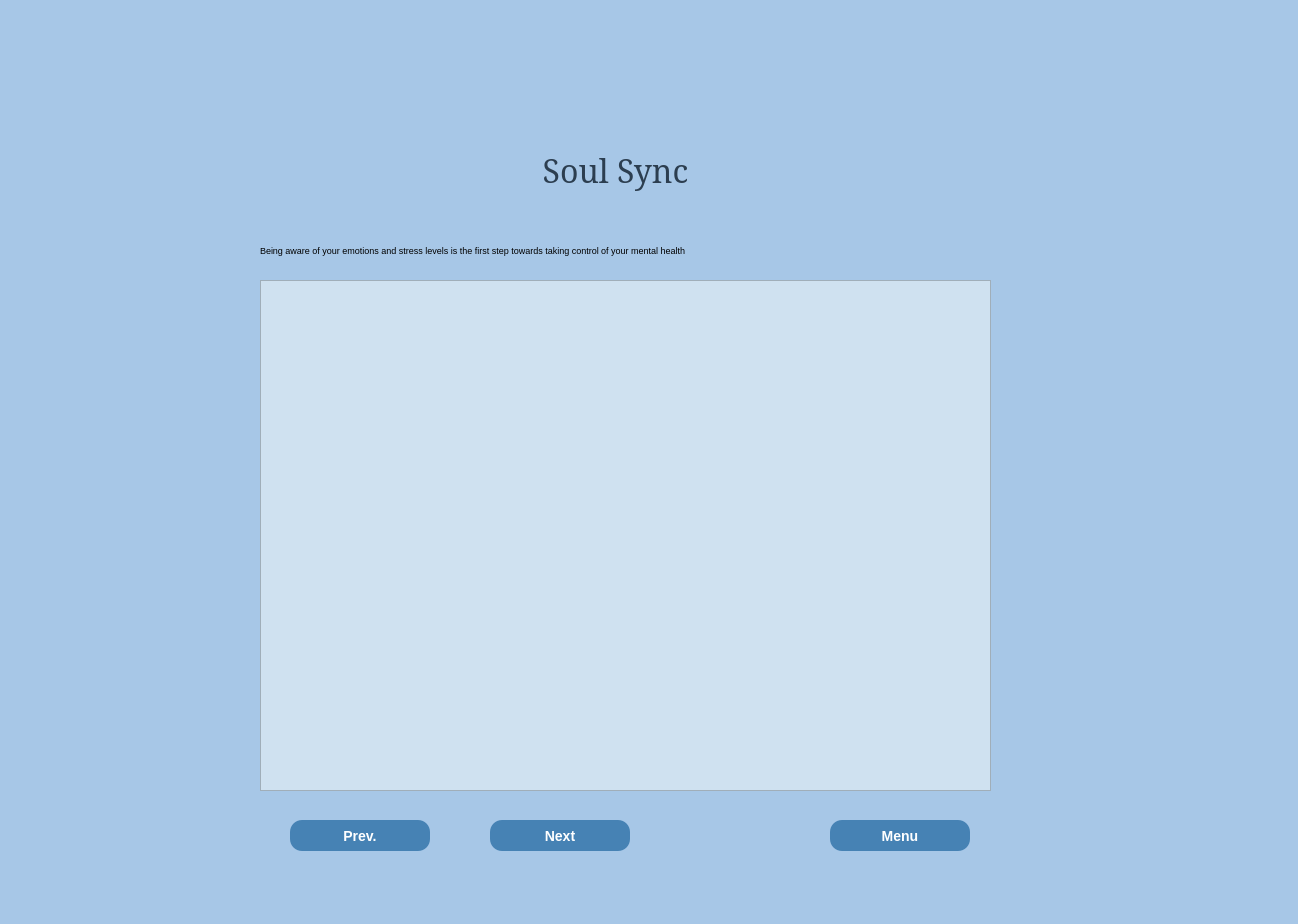
The window that All_Files/view/UI files/mood_stress_history.ui (LungoweA/SoulSync) describes before a commit, drawn with Qt 5.
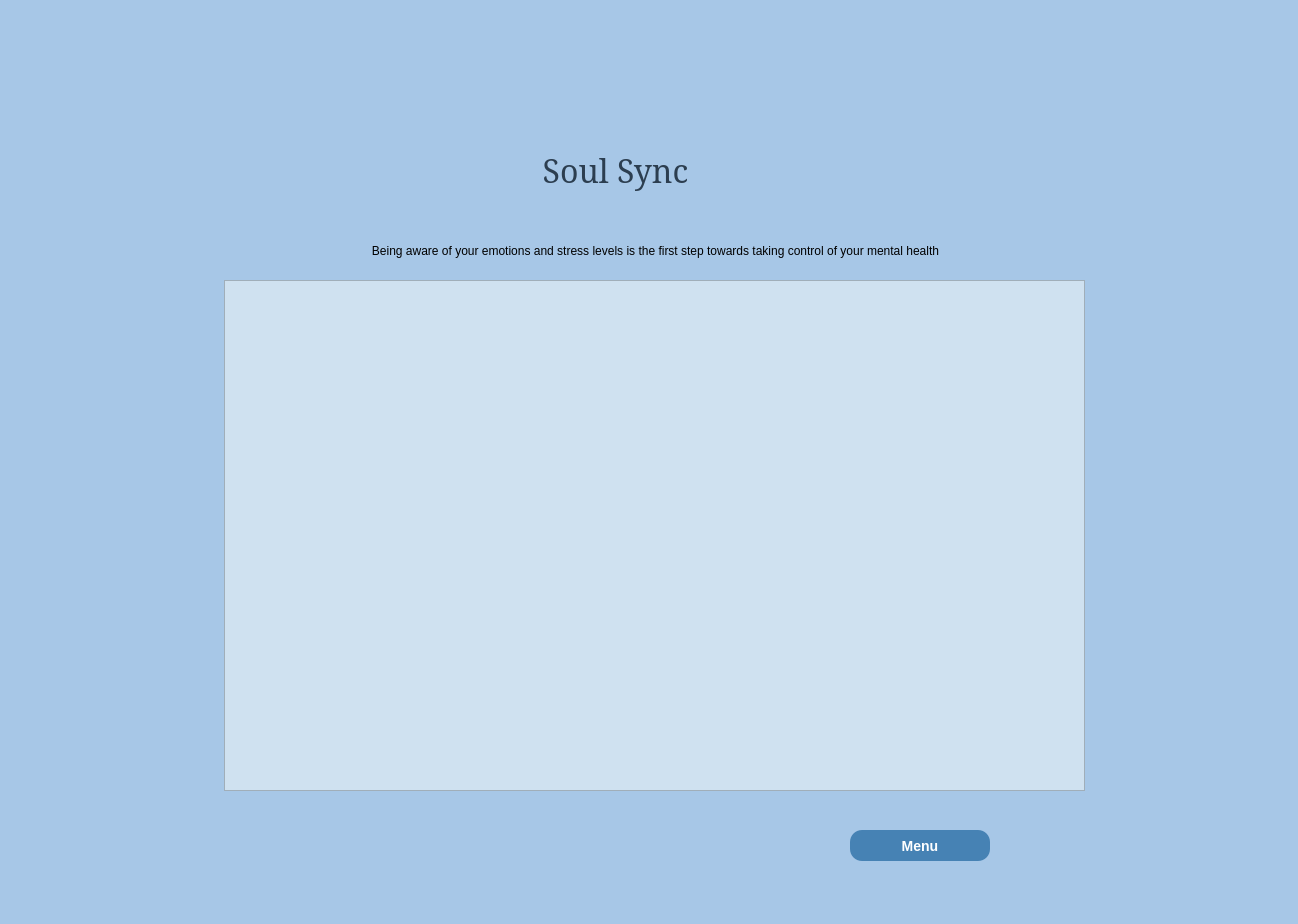
The same window after the commit. Icons and pictures are not drawn.

Patch:
```diff
--- a/All_Files/view/UI files/mood_stress_history.ui
+++ b/All_Files/view/UI files/mood_stress_history.ui
@@ -39,87 +39,11 @@
      <bool>true</bool>
     </property>
    </widget>
-   <widget class="QPushButton" name="btn_prev">
-    <property name="geometry">
-     <rect>
-      <x>290</x>
-      <y>820</y>
-      <width>140</width>
-      <height>31</height>
-     </rect>
-    </property>
-    <property name="styleSheet">
-     <string notr="true">QPushButton {
-    background-color: #4682B4;
-    color: white;
-    font-size: 14px;
-    font-weight: bold;
-    border: none;
-    border-radius: 12px; 
-    padding: 10px 20px;
-    min-width: 100px;
-    transition: background-color 0.3s ease-in-out, transform 0.1s;
-}
-
-
-QPushButton:hover {
-    background-color: #5A9BD6;
-}
-
-
-QPushButton:pressed {
-    background-color: #36648B;
-    transform: scale(0.98); 
-}
-</string>
-    </property>
-    <property name="text">
-     <string>Prev.</string>
-    </property>
-   </widget>
-   <widget class="QPushButton" name="btn_next">
-    <property name="geometry">
-     <rect>
-      <x>490</x>
-      <y>820</y>
-      <width>140</width>
-      <height>31</height>
-     </rect>
-    </property>
-    <property name="styleSheet">
-     <string notr="true">QPushButton {
-    background-color: #4682B4;
-    color: white;
-    font-size: 14px;
-    font-weight: bold;
-    border: none;
-    border-radius: 12px; 
-    padding: 10px 20px;
-    min-width: 100px;
-    transition: background-color 0.3s ease-in-out, transform 0.1s;
-}
-
-
-QPushButton:hover {
-    background-color: #5A9BD6;
-}
-
-
-QPushButton:pressed {
-    background-color: #36648B;
-    transform: scale(0.98); 
-}
-</string>
-    </property>
-    <property name="text">
-     <string>Next</string>
-    </property>
-   </widget>
    <widget class="QPushButton" name="btn_menu">
     <property name="geometry">
      <rect>
-      <x>830</x>
-      <y>820</y>
+      <x>850</x>
+      <y>830</y>
       <width>140</width>
       <height>31</height>
      </rect>
@@ -156,9 +80,9 @@
    <widget class="QTableWidget" name="history_tableWidget">
     <property name="geometry">
      <rect>
-      <x>260</x>
+      <x>224</x>
       <y>280</y>
-      <width>731</width>
+      <width>861</width>
       <height>511</height>
      </rect>
     </property>
@@ -168,24 +92,36 @@
     <property name="styleSheet">
      <string notr="true">background-color: rgb(207, 225, 240);</string>
     </property>
+    <attribute name="horizontalHeaderVisible">
+     <bool>true</bool>
+    </attribute>
+    <attribute name="horizontalHeaderHighlightSections">
+     <bool>false</bool>
+    </attribute>
+    <attribute name="verticalHeaderVisible">
+     <bool>false</bool>
+    </attribute>
    </widget>
    <widget class="QLabel" name="label_4">
     <property name="geometry">
      <rect>
-      <x>260</x>
+      <x>140</x>
       <y>230</y>
-      <width>731</width>
+      <width>1031</width>
       <height>41</height>
      </rect>
     </property>
     <property name="font">
      <font>
-      <pointsize>7</pointsize>
+      <pointsize>9</pointsize>
      </font>
     </property>
     <property name="text">
      <string>Being aware of your emotions and stress levels is the first step towards taking control of your mental health</string>
     </property>
+    <property name="alignment">
+     <set>Qt::AlignCenter</set>
+    </property>
    </widget>
    <widget class="QLabel" name="label_23">
     <property name="geometry">
```
